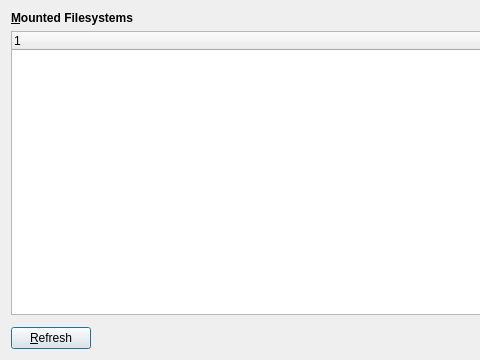
Old version of the form src/filesystems-window.ui in the repository shundhammer/qdirstat; both pictures show x 0 to 480 and y 0 to 360 of the 850 by 360 pixel window.
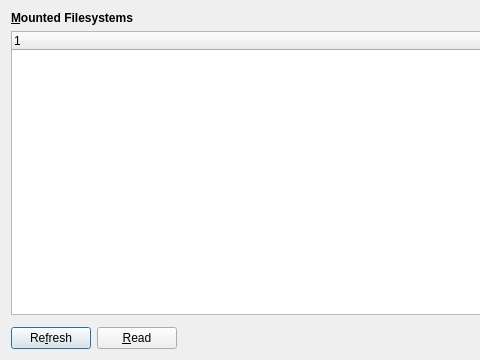
New version of the form. Custom widgets are drawn as their Qt base class.

Commit message: Added read button

The edit to the form file:
```diff
--- a/src/filesystems-window.ui
+++ b/src/filesystems-window.ui
@@ -75,7 +75,14 @@
      <item>
       <widget class="QPushButton" name="refreshButton">
        <property name="text">
-        <string>&amp;Refresh</string>
+        <string>Re&amp;fresh</string>
+       </property>
+      </widget>
+     </item>
+     <item>
+      <widget class="QPushButton" name="readButton">
+       <property name="text">
+        <string>&amp;Read</string>
        </property>
       </widget>
      </item>
```
The commit also changes 3 other files.
